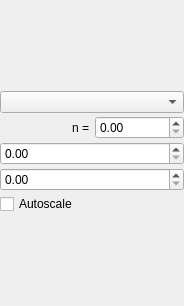
Before: the Qt Designer form MantidQt/MantidWidgets/inc/MantidQtMantidWidgets/ColorBarWidget.ui in mantidproject/mantid, drawn with Qt 5.
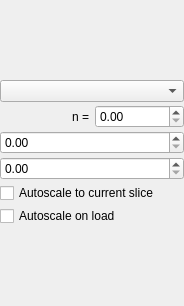
After: the same form once the commit is applied. Custom widgets are drawn as their Qt base class.

Commit message: Refs #14936 Updated colorbar designer form

Patch:
```diff
--- a/MantidQt/MantidWidgets/inc/MantidQtMantidWidgets/ColorBarWidget.ui
+++ b/MantidQt/MantidWidgets/inc/MantidQtMantidWidgets/ColorBarWidget.ui
@@ -71,10 +71,20 @@
        </property>
       </widget>
      </item>
+     <item>
+      <widget class="QCheckBox" name="autoScaleForCurrentSlice">
+       <property name="toolTip">
+        <string>&lt;html&gt;&lt;head/&gt;&lt;body&gt;&lt;p&gt;When this is checked the color scale range will be automatically set to the current slice whenever the user zooms to a new peak, pans through the view or changes the slice with the slider control&lt;/p&gt;&lt;/body&gt;&lt;/html&gt;</string>
+       </property>
+       <property name="text">
+        <string>Autoscale to current slice</string>
+       </property>
+      </widget>
+     </item>
      <item>
       <widget class="QCheckBox" name="autoScale">
        <property name="text">
-        <string>Autoscale</string>
+        <string>Autoscale on load</string>
        </property>
       </widget>
      </item>
```
Left out of the diff: 14 changed lines with no effect on the pictures.
